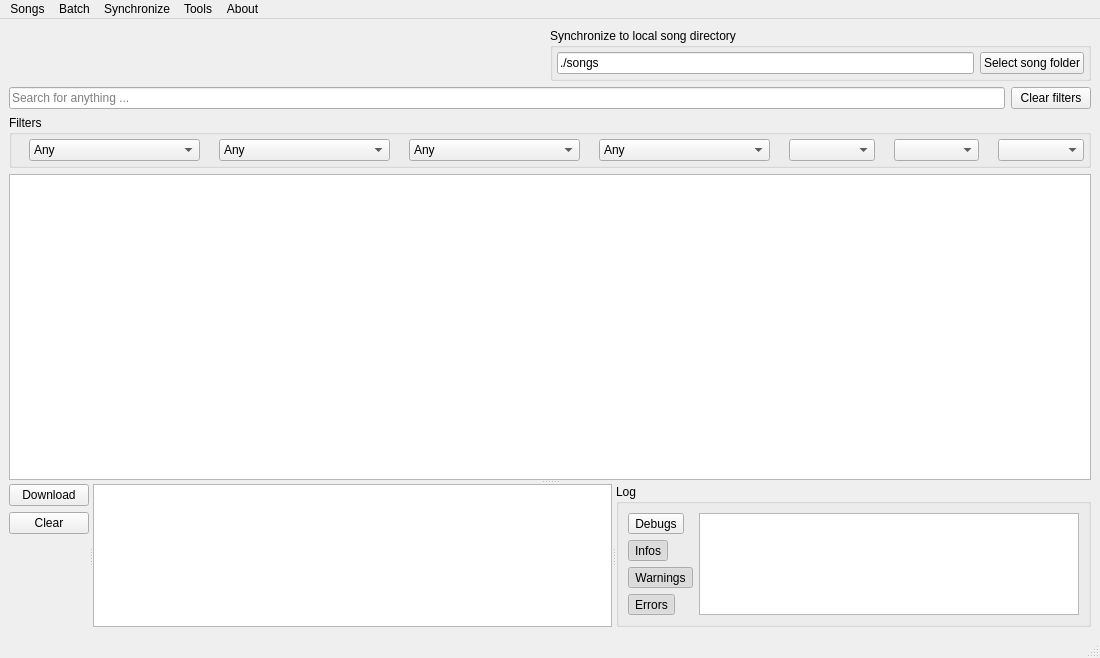
Old version of the form src/usdb_syncer/gui/forms/MainWindow.ui in the repository bohning/usdb_syncer.
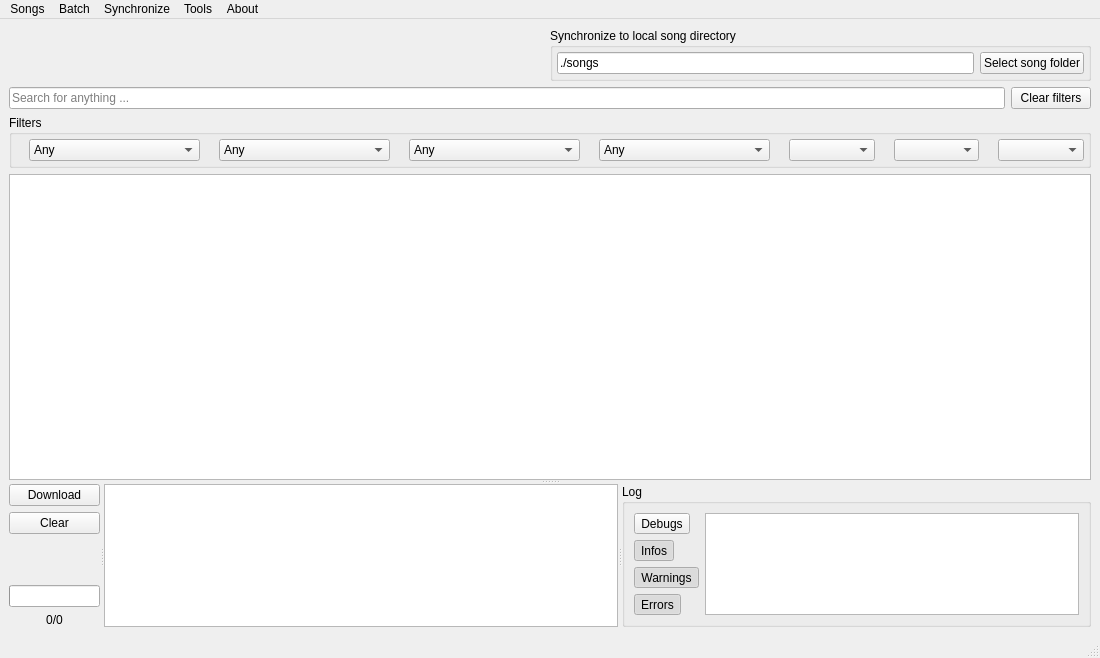
New version of the form. Icons and pictures are not drawn.

Commit message: Add download progress indicator

What changed in the file:
```diff
--- a/src/usdb_syncer/gui/forms/MainWindow.ui
+++ b/src/usdb_syncer/gui/forms/MainWindow.ui
@@ -466,6 +466,26 @@
            </property>
           </spacer>
          </item>
+         <item>
+          <widget class="QProgressBar" name="bar_download_progress">
+           <property name="value">
+            <number>0</number>
+           </property>
+           <property name="textVisible">
+            <bool>false</bool>
+           </property>
+          </widget>
+         </item>
+         <item>
+          <widget class="QLabel" name="label_download_progress">
+           <property name="text">
+            <string>0/0</string>
+           </property>
+           <property name="alignment">
+            <set>Qt::AlignCenter</set>
+           </property>
+          </widget>
+         </item>
         </layout>
        </widget>
        <widget class="QTableView" name="view_queue">
```
The commit also changes 2 other files.
